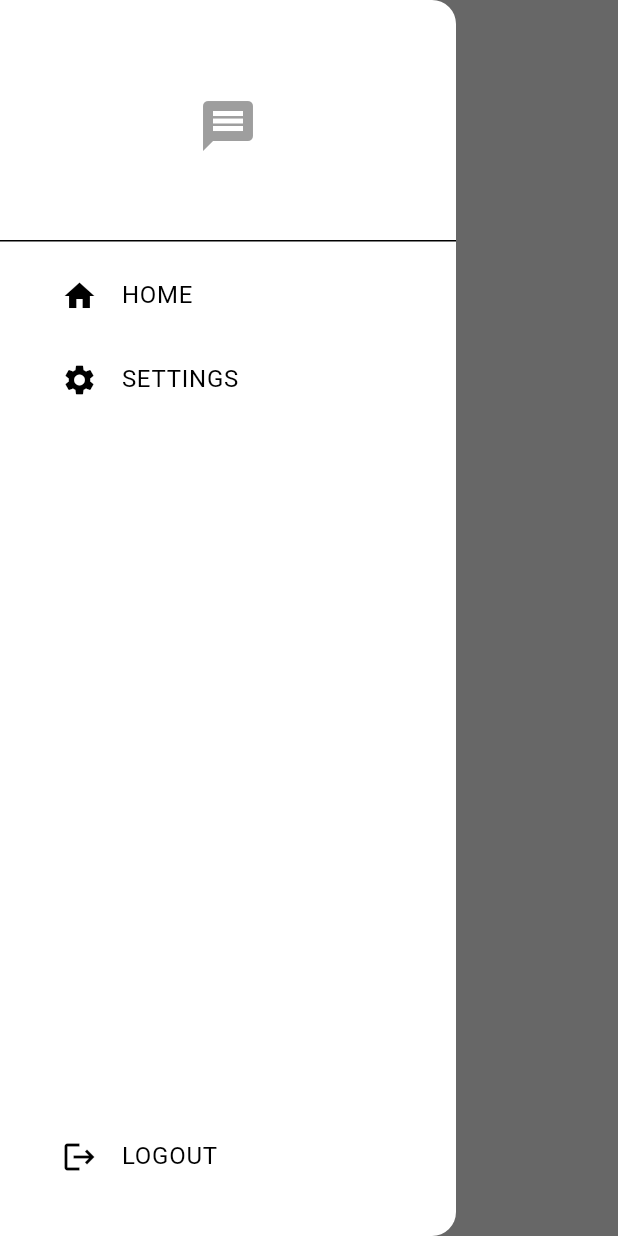
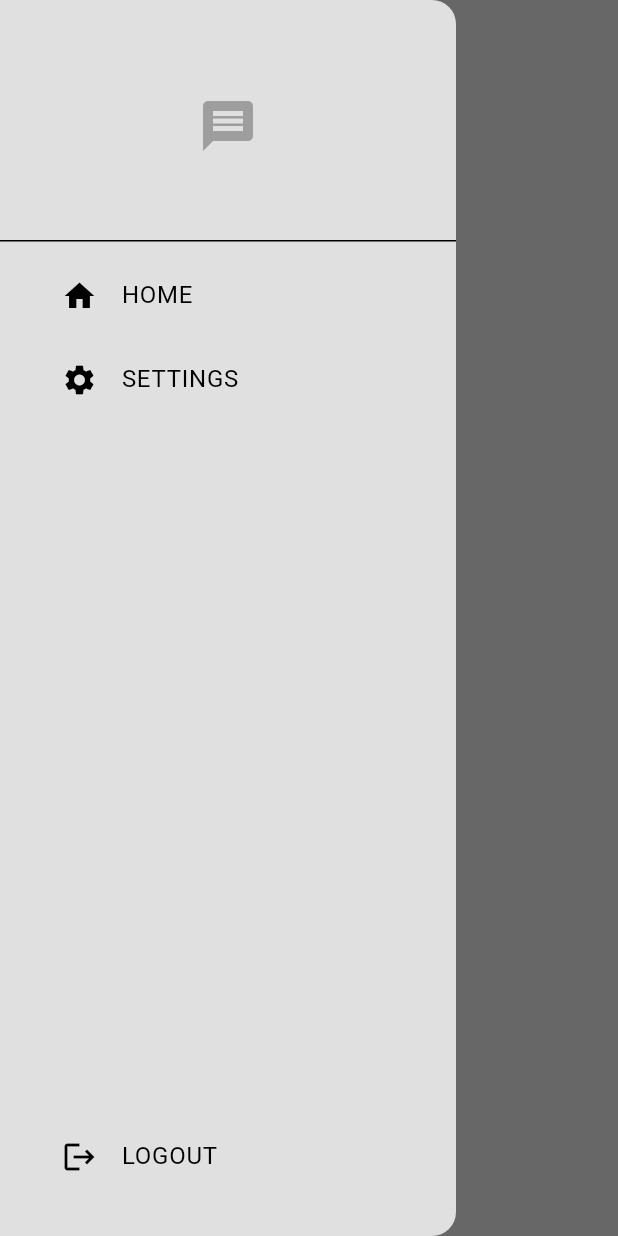
Before and after one commit to iPadKID27/yapping-time, a Flutter app: the screen it shows once a user with an empty profile is signed in, with the side drawer open, on a phone screen of 412 x 824 dp. Run offline on Flutter 3.47's test engine with Material 3 defaults, Android fonts, the phone set to English and light mode, and no system bars; our stand-ins replace cloud_firestore, firebase_auth, firebase_core; accounts and stored records are empty; network calls fail.

Commit message:
Fix naming file convention

```diff
--- a/lib/auth/authGate.dart
+++ b/lib/auth/auth_gate.dart
@@ -1,7 +1,7 @@
 import 'package:firebase_auth/firebase_auth.dart';
 import 'package:flutter/material.dart';
-import 'package:yappingtime/auth/loginOrRegister.dart';
-import 'package:yappingtime/pages/homaPage.dart';
+import 'package:yappingtime/auth/login_or_register.dart';
+import 'package:yappingtime/pages/homa_page.dart';
 
 class AuthGate extends StatelessWidget {
   const AuthGate({super.key});
--- a/lib/auth/loginOrRegister.dart
+++ b/lib/auth/login_or_register.dart
@@ -1,6 +1,6 @@
 import 'package:flutter/material.dart';
-import 'package:yappingtime/pages/loginPage.dart';
-import 'package:yappingtime/pages/registerPage.dart';
+import 'package:yappingtime/pages/login_page.dart';
+import 'package:yappingtime/pages/register_page.dart';
 
 class LoginOrRegisterPage extends StatefulWidget {
   const LoginOrRegisterPage({super.key});
--- a/lib/components/myDrawer.dart
+++ b/lib/components/my_drawer.dart
@@ -1,6 +1,6 @@
 import 'package:flutter/material.dart';
-import 'package:yappingtime/auth/authService.dart';
-import 'package:yappingtime/pages/settingsPage.dart';
+import 'package:yappingtime/auth/auth_service.dart';
+import 'package:yappingtime/pages/settings_page.dart';
 
 class MyDrawer extends StatelessWidget {
   const MyDrawer({super.key});
@@ -13,7 +13,7 @@ class MyDrawer extends StatelessWidget {
   @override
   Widget build(BuildContext context) {
     return Drawer(
-      backgroundColor: Theme.of(context).colorScheme.background,
+      backgroundColor: Theme.of(context).colorScheme.surface,
       child: Column(
         mainAxisAlignment: MainAxisAlignment.spaceBetween,
         children: [
--- a/lib/main.dart
+++ b/lib/main.dart
@@ -1,8 +1,8 @@
 import 'package:firebase_core/firebase_core.dart';
 import 'package:flutter/material.dart';
-import 'package:yappingtime/auth/authGate.dart';
+import 'package:yappingtime/auth/auth_gate.dart';
 import 'package:yappingtime/firebase_options.dart';
-import 'package:yappingtime/themes/lightMode.dart';
+import 'package:yappingtime/themes/light_mode.dart';
 
 void main() async{
   WidgetsFlutterBinding.ensureInitialized();
--- a/lib/pages/chatPage.dart
+++ b/lib/pages/chat_page.dart
@@ -1,8 +1,8 @@
 import 'package:cloud_firestore/cloud_firestore.dart';
 import 'package:flutter/material.dart';
-import 'package:yappingtime/auth/authService.dart';
-import 'package:yappingtime/components/myTextfield.dart';
-import 'package:yappingtime/services/chat/chatService.dart';
+import 'package:yappingtime/auth/auth_service.dart';
+import 'package:yappingtime/components/my_textfield.dart';
+import 'package:yappingtime/services/chat/chat_service.dart';
 
 class ChatPage extends StatelessWidget {
   final String receiverEmail;
```
Also changed, not shown: lib/pages/homa_page.dart (renamed from lib/pages/homaPage.dart, +5 -5 lines), lib/pages/login_page.dart (renamed from lib/pages/registerPage.dart, +16 -28 lines), lib/pages/register_page.dart (renamed from lib/pages/loginPage.dart, +28 -16 lines), lib/auth/auth_service.dart (renamed from lib/auth/authService.dart), lib/components/my_button.dart (renamed from lib/components/myButton.dart), lib/components/my_textfield.dart (renamed from lib/components/myTextfield.dart), lib/components/user_tile.dart (renamed from lib/components/userTile.dart), lib/pages/settings_page.dart (renamed from lib/pages/settingsPage.dart), lib/services/chat/chat_service.dart (renamed from lib/services/chat/chatService.dart), lib/themes/light_mode.dart (renamed from lib/themes/lightMode.dart).
